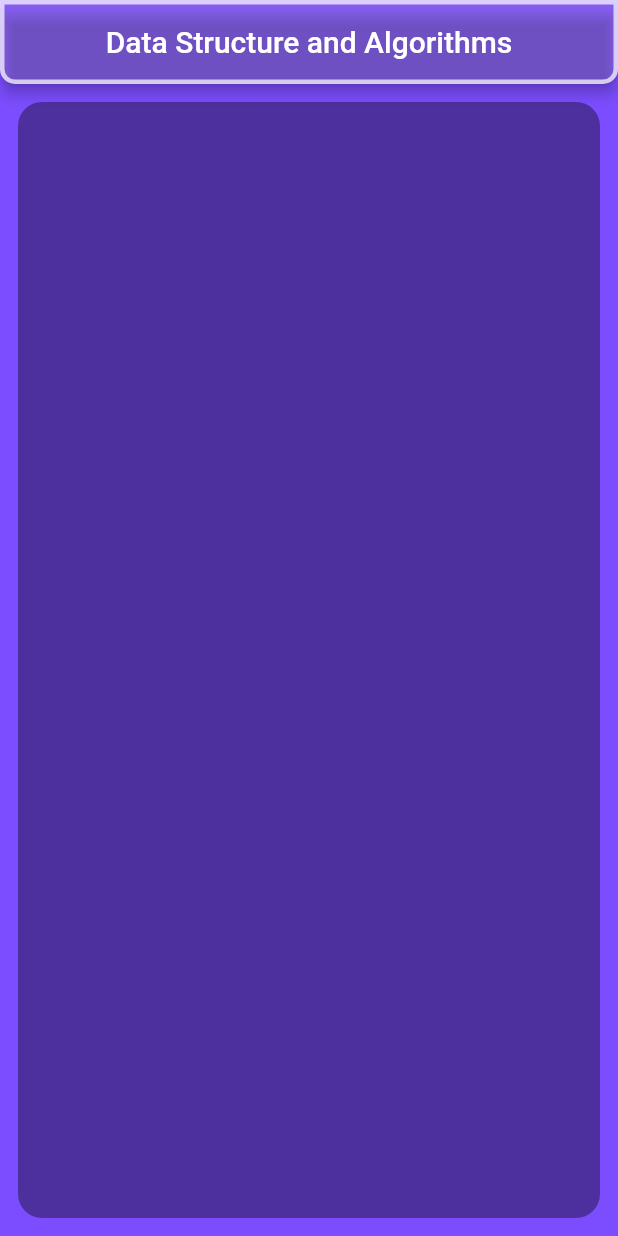
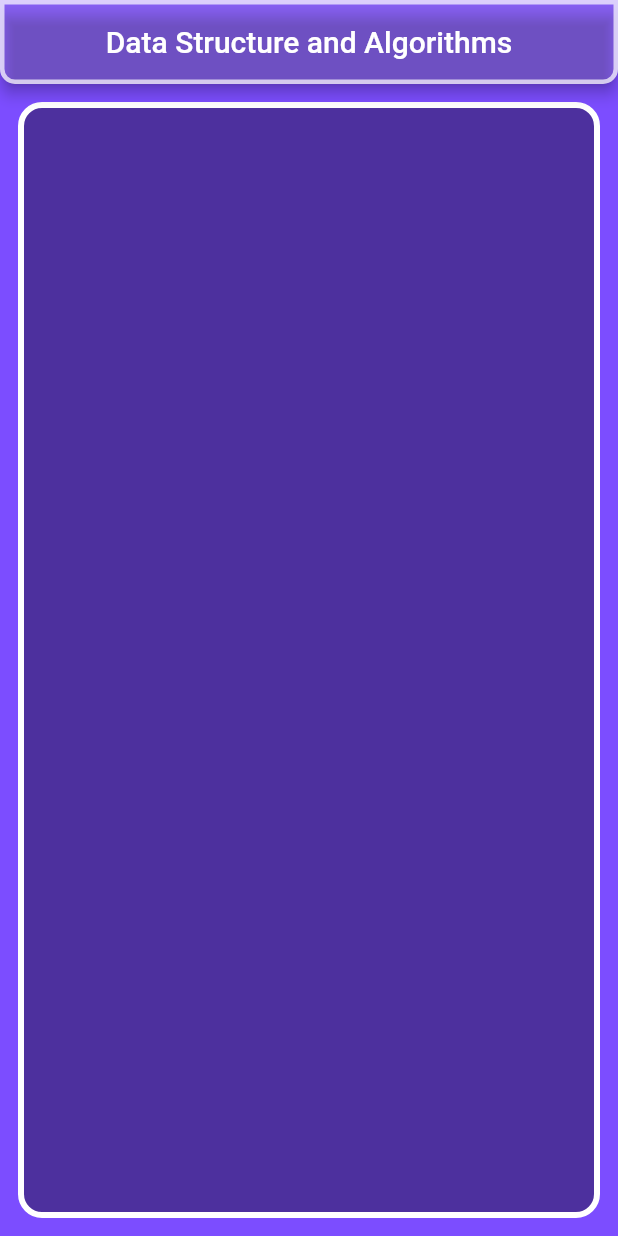
Before and after one commit to Vibhanshu2209/newAlgo, a Flutter app: the screen it shows after launch, on a phone screen of 412 x 824 dp. Run offline on Flutter 3.47's test engine with Material 2 defaults, Android fonts, the phone set to English and light mode, and no system bars; missing offline and left inert: dart:html.

Commit message:
uimodify container border

```diff
--- a/lib/main.dart
+++ b/lib/main.dart
@@ -31,6 +31,7 @@ class MyApp extends StatelessWidget {
         body: Container(
           margin: EdgeInsets.all(12),
           decoration: BoxDecoration(
+            border: Border.all(width: 4,color: Colors.white),
             color: Colors.black38,
             borderRadius: BorderRadius.all(Radius.circular(16)),
           ),
```
